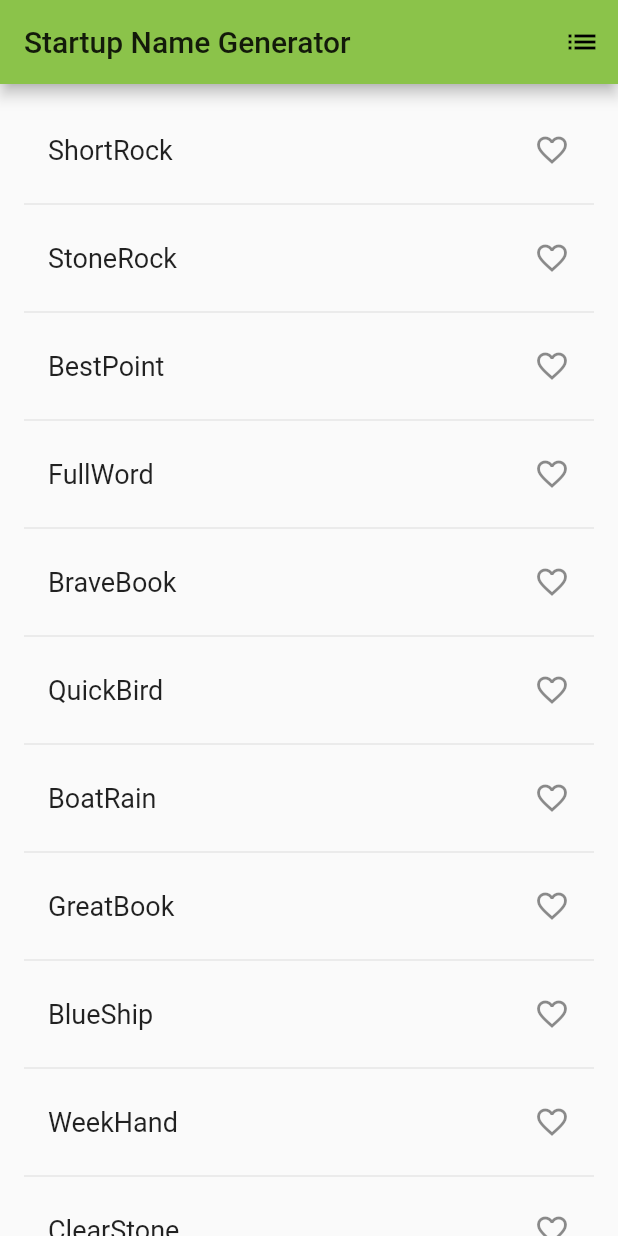
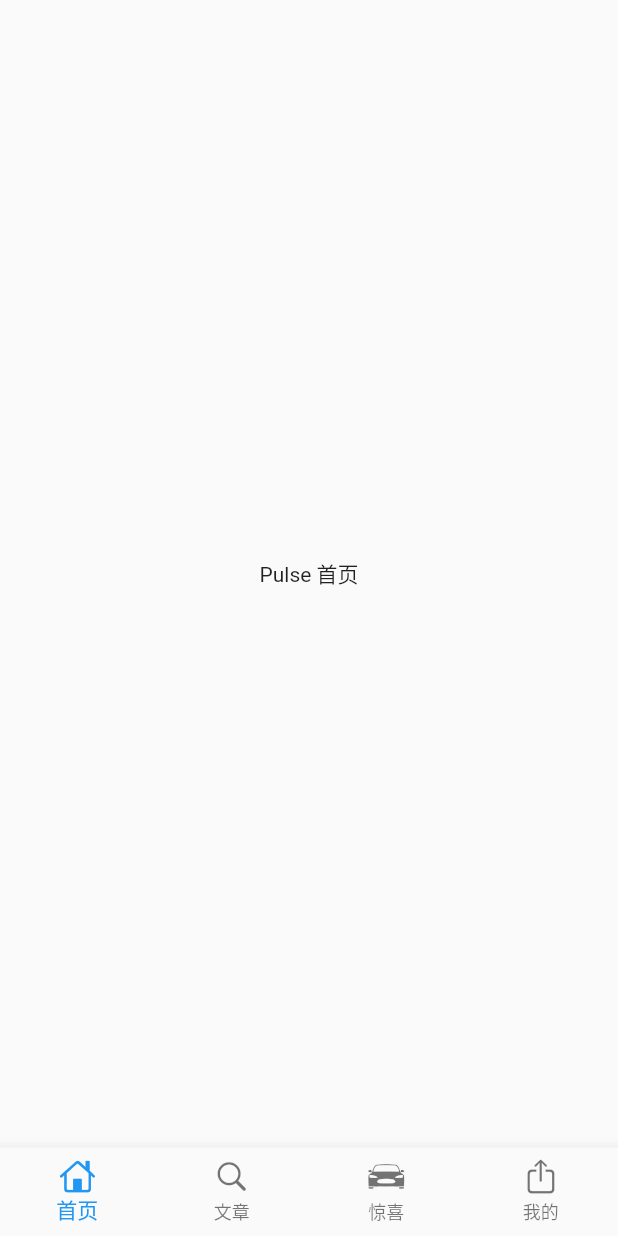
Before and after one commit to jczzq/pulse, a Flutter app: the screen it shows after launch, on a phone screen of 412 x 824 dp. Run offline on Flutter 3.47's test engine with Material 2 defaults, Android fonts, the phone set to English and light mode, and no system bars.

Commit message:
feat: home page

```diff
--- a/lib/main.dart
+++ b/lib/main.dart
@@ -1,119 +1,18 @@
 import 'package:flutter/material.dart';
-import 'package:english_words/english_words.dart';
+import './pages/index.dart';
 
 void main() => runApp(new MyApp());
 
 class MyApp extends StatelessWidget {
   @override
   Widget build(BuildContext context) {
-    return new MaterialApp(
+    return Container(
+        child: MaterialApp(
       title: 'Welcome to Flutter',
       theme: new ThemeData(
-        primaryColor: Colors.lightGreen,
+        primaryColor: Colors.cyan,
       ),
-      home: new RandomWords(),
-    );
+      home: IndexPage(),
+    ));
   }
 }
-
-class RandomWords extends StatefulWidget {
-  @override
-  createState() => new RandomWordsState();
-}
-
-class RandomWordsState extends State<RandomWords> {
-  final _suggestions = <WordPair>[];
-
-  final _saved = new Set<WordPair>();
-
-  final _biggerFont = const TextStyle(fontSize: 18.0);
-
-  Widget _buildSuggestions() {
-    return new ListView.builder(
-        padding: const EdgeInsets.all(16.0),
-        // 对于每个建议的单词对都会调用一次itemBuilder，然后将单词对添加到ListTile行中
-        // 在偶数行，该函数会为单词对添加一个ListTile row.
-        // 在奇数行，该函数会添加一个分割线widget，来分隔相邻的词对。
-        // 注意，在小屏幕上，分割线看起来可能比较吃力。
-        itemBuilder: (context, i) {
-          // 在每一列之前，添加一个1像素高的分隔线widget
-          if (i.isOdd) return new Divider();
-
-          // 语法 "i ~/ 2" 表示i除以2，但返回值是整形（向下取整），比如i为：1, 2, 3, 4, 5
-          // 时，结果为0, 1, 1, 2, 2， 这可以计算出ListView中减去分隔线后的实际单词对数量
-          final index = i ~/ 2;
-          // 如果是建议列表中最后一个单词对
-          if (index >= _suggestions.length) {
-            // ...接着再生成10个单词对，然后添加到建议列表
-            _suggestions.addAll(generateWordPairs().take(10));
-          }
-          return _buildRow(_suggestions[index]);
-        });
-  }
-
-  Widget _buildRow(WordPair pair) {
-    final alreadySaved = _saved.contains(pair);
-    return new ListTile(
-      title: new Text(
-        pair.asPascalCase,
-        style: _biggerFont,
-      ),
-      trailing: new Icon(
-        alreadySaved ? Icons.favorite : Icons.favorite_border,
-        color: alreadySaved ? Colors.red : null,
-      ),
-      onTap: () {
-        setState(() {
-          if (alreadySaved) {
-            _saved.remove(pair);
-          } else {
-            _saved.add(pair);
-          }
-        });
-      },
-    );
-  }
-
-  void _pushSaved() {
-    Navigator.of(context).push(
-      new MaterialPageRoute(
-        builder: (context) {
-          final tiles = _saved.map(
-            (pair) {
-              return new ListTile(
-                title: new Text(
-                  pair.asPascalCase,
-                  style: _biggerFont,
-                ),
-              );
-            },
-          );
-          final divided = ListTile.divideTiles(
-            context: context,
-            tiles: tiles,
-          ).toList();
-
-          return new Scaffold(
-            appBar: new AppBar(
-              title: new Text('Saved Suggestions'),
-            ),
-            body: new ListView(children: divided),
-          );
-        },
-      ),
-    );
-  }
-
-  @override
-  Widget build(BuildContext context) {
-    return new Scaffold(
-      appBar: new AppBar(
-        title: new Text('Startup Name Generator'),
-        actions: <Widget>[
-          new IconButton(icon: new Icon(Icons.list), onPressed: _pushSaved),
-        ],
-      ),
-      body: _buildSuggestions(),
-    );
-  }
-}
--- /dev/null
+++ b/lib/pages/home.dart
@@ -0,0 +1,12 @@
+import 'package:flutter/material.dart';
+
+class HomePage extends StatelessWidget {
+  @override
+  Widget build(BuildContext context) {
+    return Scaffold(
+      body: Center(
+        child: Text('Pulse 首页'),
+      ),
+    );
+  }
+}
--- /dev/null
+++ b/lib/pages/index.dart
@@ -0,0 +1,59 @@
+import 'package:flutter/material.dart';
+import 'package:flutter/cupertino.dart';
+
+import './home.dart';
+import './user.dart';
+import './shop.dart';
+import './post.dart';
+
+class IndexPage extends StatefulWidget {
+  @override
+  _IndexPageState createState() => _IndexPageState();
+}
+
+class _IndexPageState extends State<IndexPage> {
+  final List<BottomNavigationBarItem> bottomTabs = [
+    BottomNavigationBarItem(icon: Icon(CupertinoIcons.home), title: Text('首页')),
+    BottomNavigationBarItem(
+        icon: Icon(CupertinoIcons.search), title: Text('文章')),
+    BottomNavigationBarItem(
+        icon: Icon(CupertinoIcons.car_detailed), title: Text('惊喜')),
+    BottomNavigationBarItem(
+        icon: Icon(CupertinoIcons.share), title: Text('我的')),
+  ];
+
+  final List tabContents = [
+    HomePage(),
+    PostPage(),
+    ShopPage(),
+    UserPage(),
+  ];
+
+  int currentIndex = 0;
+  var currentPage;
+
+  @override
+  void initState() {
+    currentPage = tabContents[currentIndex];
+    super.initState();
+  }
+
+  @override
+  Widget build(BuildContext context) {
+    return Scaffold(
+      backgroundColor: Color.fromRGBO(244, 245, 245, 1),
+      bottomNavigationBar: BottomNavigationBar(
+        type: BottomNavigationBarType.fixed,
+        currentIndex: currentIndex,
+        items: bottomTabs,
+        onTap: (index) {
+          setState(() {
+            currentIndex = index;
+            currentPage = tabContents[currentIndex];
+          });
+        },
+      ),
+      body: currentPage,
+    );
+  }
+}
--- a/pubspec.yaml
+++ b/pubspec.yaml
@@ -23,7 +23,6 @@ environment:
 dependencies:
   flutter:
     sdk: flutter
-  english_words: ^3.1.5
 
 
   # The following adds the Cupertino Icons font to your application.
```
Also changed, not shown: lib/pages/post.dart (added, +12 -0 lines), lib/pages/shop.dart (added, +12 -0 lines), lib/pages/user.dart (added, +12 -0 lines), pubspec.lock.
